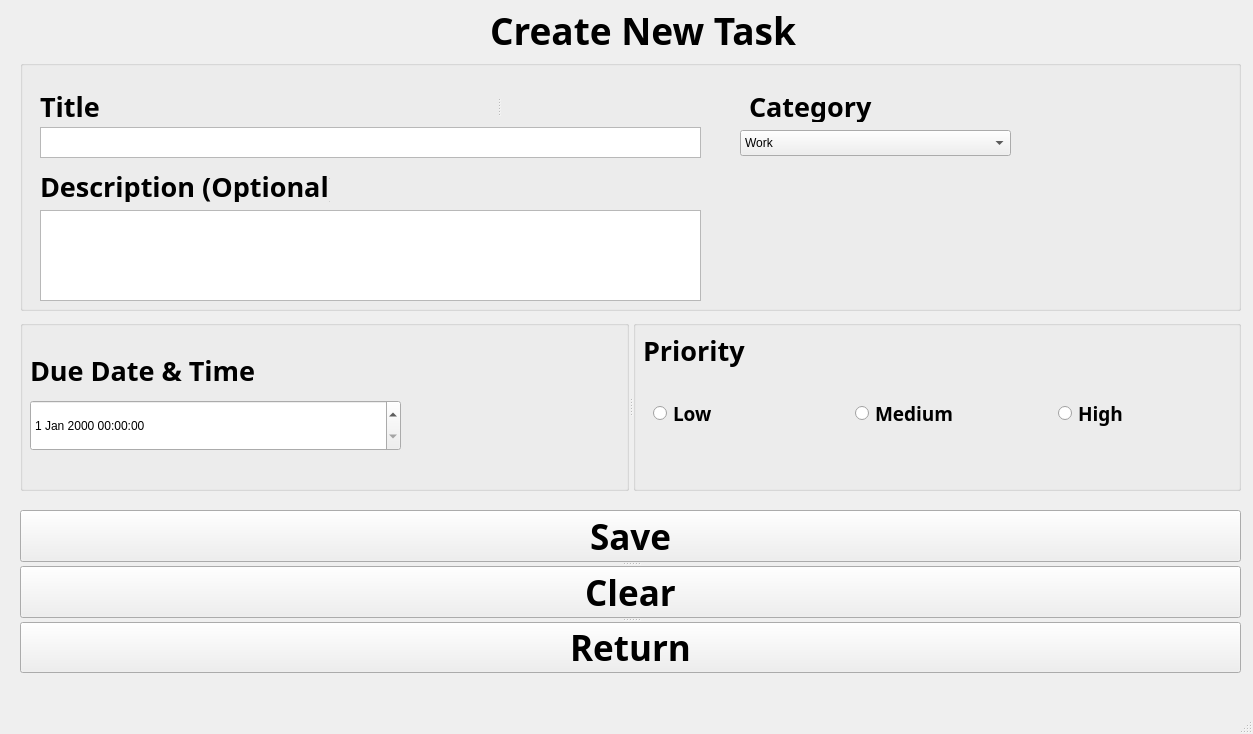
The window that mainwindow.ui (Jacob-Dong7/To-Do-List) describes before a commit, drawn with Qt 5.
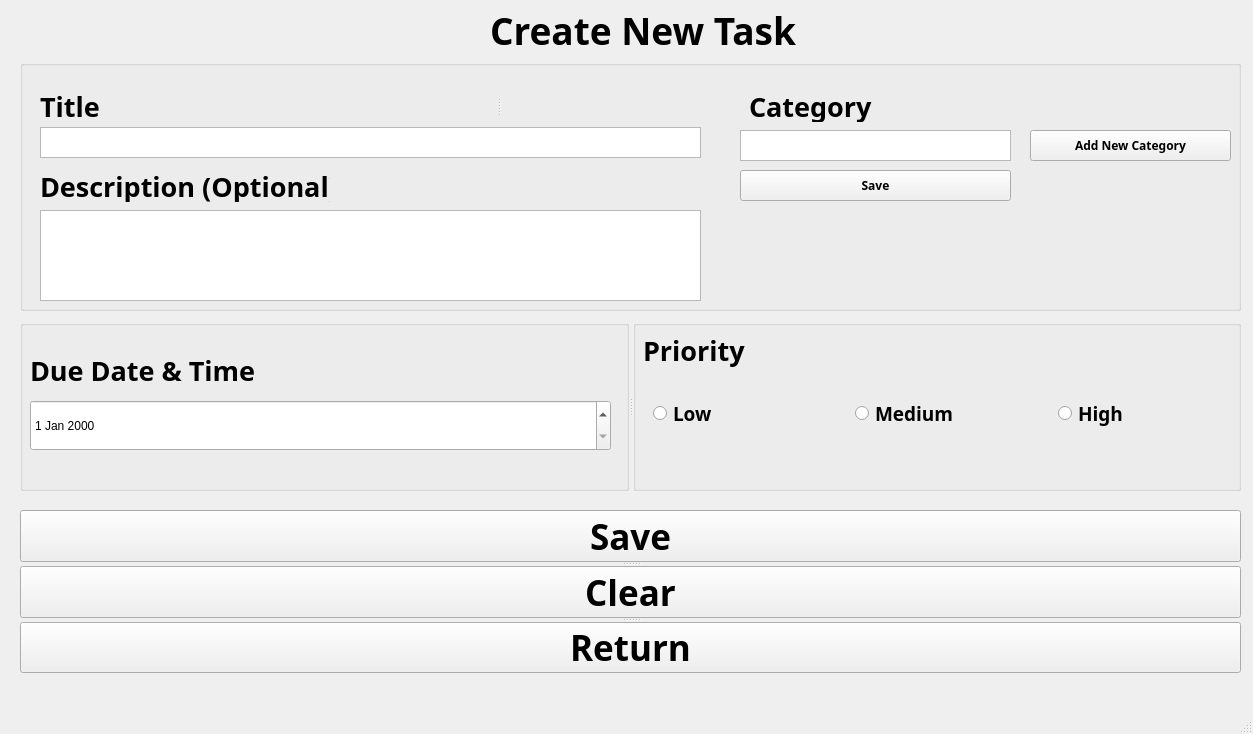
The same window after the commit. The open tabs and pages were chosen to show the change.

What changed in the file:
```diff
--- a/mainwindow.ui
+++ b/mainwindow.ui
@@ -221,16 +221,6 @@
          <height>26</height>
         </rect>
        </property>
-       <item>
-        <property name="text">
-         <string>Work</string>
-        </property>
-       </item>
-       <item>
-        <property name="text">
-         <string>New Item</string>
-        </property>
-       </item>
       </widget>
       <widget class="QSplitter" name="splitter_4">
        <property name="geometry">
@@ -272,6 +262,56 @@
         </property>
        </widget>
       </widget>
+      <widget class="QPushButton" name="btnNew">
+       <property name="geometry">
+        <rect>
+         <x>1010</x>
+         <y>70</y>
+         <width>201</width>
+         <height>31</height>
+        </rect>
+       </property>
+       <property name="font">
+        <font>
+         <family>Arial Rounded MT</family>
+         <pointsize>9</pointsize>
+         <bold>true</bold>
+        </font>
+       </property>
+       <property name="text">
+        <string>Add New Category</string>
+       </property>
+      </widget>
+      <widget class="QPushButton" name="btnSaveC">
+       <property name="geometry">
+        <rect>
+         <x>720</x>
+         <y>110</y>
+         <width>271</width>
+         <height>31</height>
+        </rect>
+       </property>
+       <property name="font">
+        <font>
+         <family>Arial Rounded MT</family>
+         <pointsize>9</pointsize>
+         <bold>true</bold>
+        </font>
+       </property>
+       <property name="text">
+        <string>Save</string>
+       </property>
+      </widget>
+      <widget class="QTextEdit" name="txtNewCategory">
+       <property name="geometry">
+        <rect>
+         <x>720</x>
+         <y>70</y>
+         <width>271</width>
+         <height>31</height>
+        </rect>
+       </property>
+      </widget>
      </widget>
      <widget class="QSplitter" name="splitter_3">
       <property name="geometry">
@@ -358,12 +398,12 @@
          <string>Due Date &amp; Time</string>
         </property>
        </widget>
-       <widget class="QDateTimeEdit" name="dateTimeEdit">
+       <widget class="QDateEdit" name="dteDate">
         <property name="geometry">
          <rect>
           <x>10</x>
           <y>80</y>
-          <width>371</width>
+          <width>581</width>
           <height>51</height>
          </rect>
         </property>
```
Left out of the diff: 20 changed lines with no effect on the pictures.
